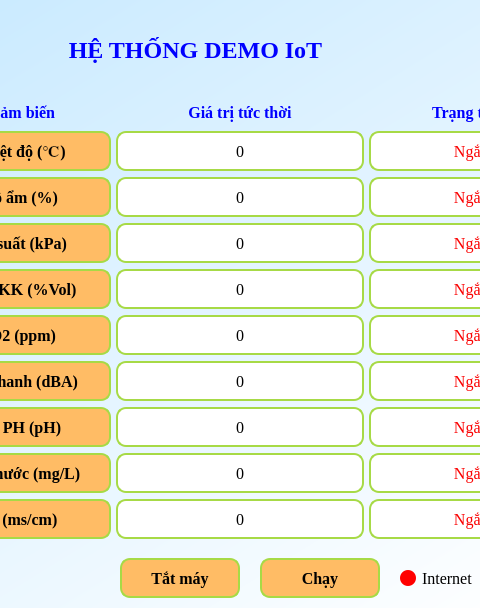
This is iot.ui in sonmasterj/iot as Qt 5 draws it before an edit; both pictures show x 346 to 826 and y 0 to 608 of the 983 by 608 pixel window. The edited form follows.
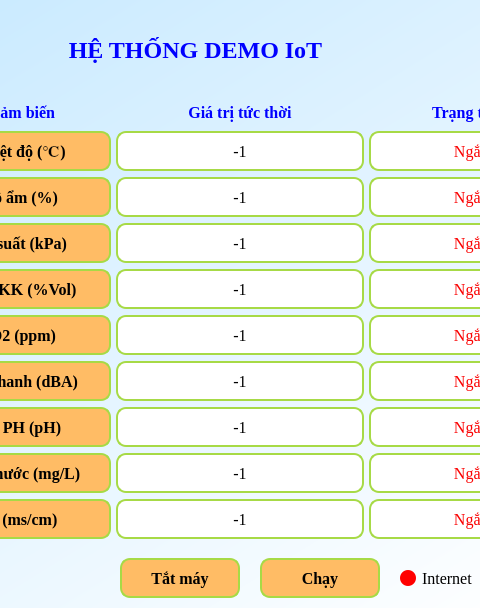
This is the edited form. Icons and pictures are not drawn.

```diff
--- a/iot.ui
+++ b/iot.ui
@@ -594,7 +594,7 @@
 }</string>
                 </property>
                 <property name="text">
-                 <string>0</string>
+                 <string>-1</string>
                 </property>
                 <property name="alignment">
                  <set>Qt::AlignCenter</set>
@@ -662,7 +662,7 @@
 }</string>
                 </property>
                 <property name="text">
-                 <string>0</string>
+                 <string>-1</string>
                 </property>
                 <property name="alignment">
                  <set>Qt::AlignCenter</set>
@@ -697,7 +697,7 @@
 }</string>
                 </property>
                 <property name="text">
-                 <string>0</string>
+                 <string>-1</string>
                 </property>
                 <property name="alignment">
                  <set>Qt::AlignCenter</set>
@@ -916,7 +916,7 @@
 }</string>
                 </property>
                 <property name="text">
-                 <string>0</string>
+                 <string>-1</string>
                 </property>
                 <property name="alignment">
                  <set>Qt::AlignCenter</set>
@@ -1059,7 +1059,7 @@
 }</string>
                 </property>
                 <property name="text">
-                 <string>0</string>
+                 <string>-1</string>
                 </property>
                 <property name="alignment">
                  <set>Qt::AlignCenter</set>
@@ -1167,7 +1167,7 @@
 }</string>
                 </property>
                 <property name="text">
-                 <string>0</string>
+                 <string>-1</string>
                 </property>
                 <property name="alignment">
                  <set>Qt::AlignCenter</set>
@@ -1271,7 +1271,7 @@
 }</string>
                 </property>
                 <property name="text">
-                 <string>0</string>
+                 <string>-1</string>
                 </property>
                 <property name="alignment">
                  <set>Qt::AlignCenter</set>
@@ -1306,7 +1306,7 @@
 }</string>
                 </property>
                 <property name="text">
-                 <string>0</string>
+                 <string>-1</string>
                 </property>
                 <property name="alignment">
                  <set>Qt::AlignCenter</set>
@@ -1341,7 +1341,7 @@
 }</string>
                 </property>
                 <property name="text">
-                 <string>0</string>
+                 <string>-1</string>
                 </property>
                 <property name="alignment">
                  <set>Qt::AlignCenter</set>
```
